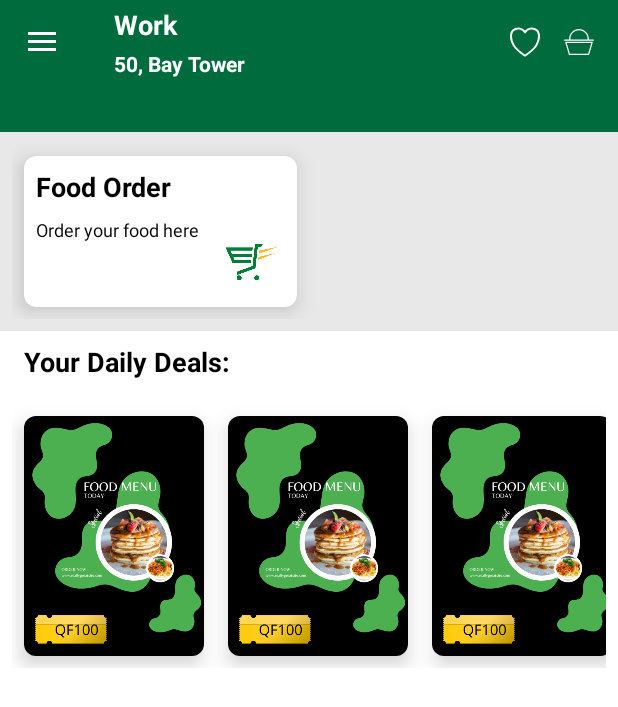
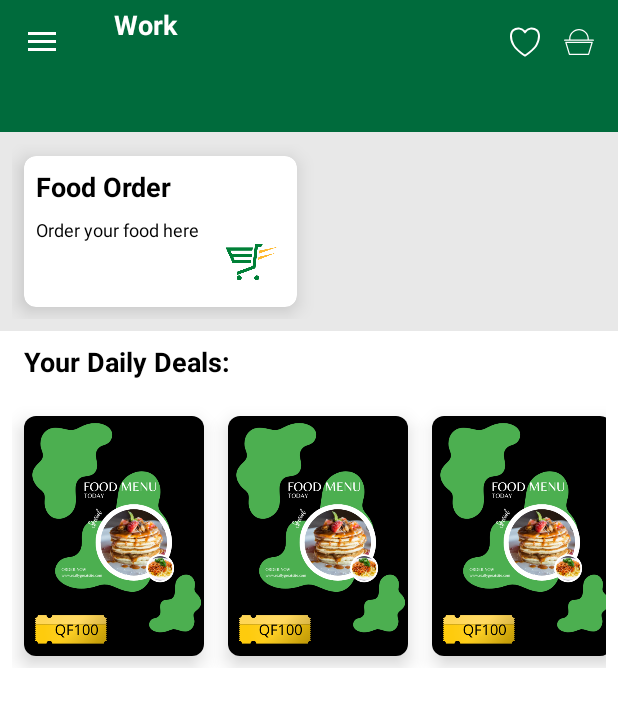
Before and after one commit to JoseArtur/StarsCoffee, an Android app: the MainActivity screen opened directly, with no data from a screen before it, on a phone screen of 412 x 824 dp. Shown: the top 707 px of the screen. Run offline under Robolectric (Android 15) with nearby library versions, the phone set to English and light mode, and no system bars; our stand-ins replace Picasso; network calls fail; pictures from the network do not load.

Commit message:
fifth update

```diff
--- a/app/build.gradle
+++ b/app/build.gradle
@@ -36,6 +36,8 @@ android {
 dependencies {
 
     implementation 'androidx.core:core-ktx:1.7.0'
+    implementation 'org.jetbrains.kotlinx:kotlinx-coroutines-core:1.6.0'
+    implementation 'androidx.lifecycle:lifecycle-runtime-ktx:2.4.1'
     implementation 'androidx.appcompat:appcompat:1.4.2'
     implementation 'com.google.android.material:material:1.6.1'
     implementation 'androidx.constraintlayout:constraintlayout:2.1.4'
--- a/app/src/main/java/com/evanemran/quickfoods/FoodDetailActivity.kt
+++ b/app/src/main/java/com/evanemran/quickfoods/FoodDetailActivity.kt
@@ -16,7 +16,7 @@ class FoodDetailActivity : AppCompatActivity() {
     override fun onCreate(savedInstanceState: Bundle?) {
         super.onCreate(savedInstanceState)
         setContentView(R.layout.activity_food_detail)
-        setAddons()
+      //  setAddons()
 
         button_addToCart.setOnClickListener {
             this.finish()
--- a/app/src/main/res/layout/activity_main.xml
+++ b/app/src/main/res/layout/activity_main.xml
@@ -41,17 +41,7 @@
                         android:padding="4dp"
                         android:layout_width="match_parent"
                         android:layout_height="wrap_content"
-                        android:text="Work"/>
-                    <TextView
-                        android:id="@+id/textView_address"
-                        android:textStyle="bold"
-                        android:textColor="@color/white"
-                        android:textAlignment="textStart"
-                        android:textSize="14sp"
-                        android:paddingStart="4dp"
-                        android:layout_width="match_parent"
-                        android:layout_height="wrap_content"
-                        android:text="50, Bay Tower"/>
+                        android:text="@string/work"/>
                 </LinearLayout>
 
                 <ImageButton
--- a/app/src/main/res/values/strings.xml
+++ b/app/src/main/res/values/strings.xml
@@ -2,4 +2,6 @@
     <string name="app_name">Stars Coffee</string>
     <string name="open_nav_drawer">Open Drawer</string>
     <string name="close_nav_drawer">Close Drawer</string>
+    <string name="work">Work</string>
+
 </resources>
```
Also changed, not shown: app/src/main/java/com/evanemran/quickfoods/fragments/FoodListFragment.kt (+36 -3 lines), app/src/main/java/com/evanemran/quickfoods/models/Foods.kt (+0 -12 lines).
